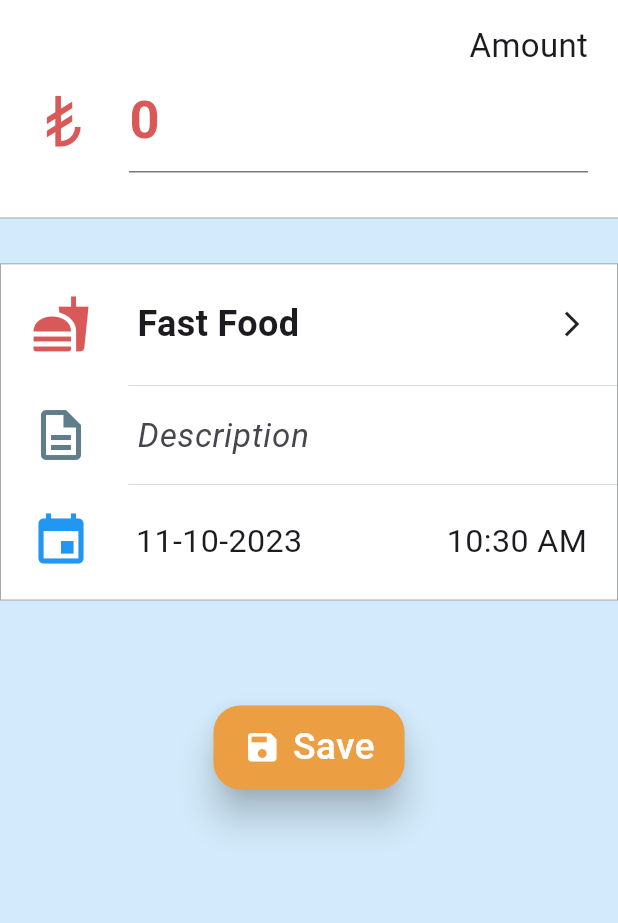
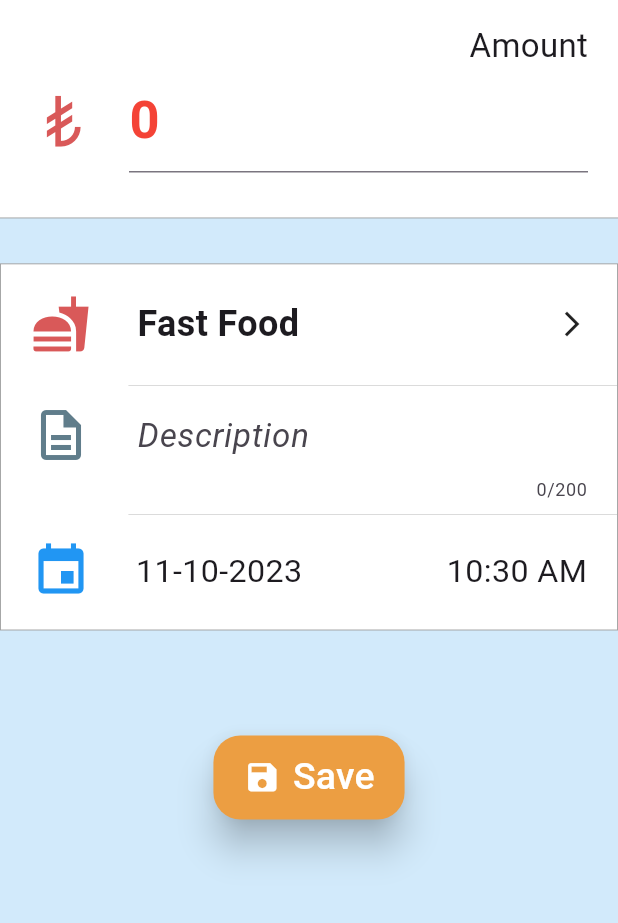
Before and after one commit to yilmazedis/fast_money_tracking, a Flutter app: the AddInput screen opened directly, on a phone screen of 412 x 824 dp, the part 84-1007 px from its top. Run offline on Flutter 3.47's test engine with Material 2 defaults, Android fonts, the light colour scheme and no system bars; our stand-ins replace get, get_storage, google_fonts; accounts and stored records are empty; Roboto replaces fonts that are missing (Cousine).

Commit message:
Readjust textfields

```diff
--- a/lib/pages/analysis_pages/report_page.dart
+++ b/lib/pages/analysis_pages/report_page.dart
@@ -38,6 +38,7 @@ class ReportPage extends StatelessWidget {
                         if (result['item'] != null) {
                           controller.edit(result['item']);
                         } else {
+                          print("Deleted Item");
                           controller.deleteById(item.id);
                         }
                         Get.back();
@@ -113,7 +114,7 @@ class OneLine extends StatelessWidget {
     return Row(children: [
       Icon(
         iconData,
-        color: type == 'Income' ? green : red,
+        color: type == 'income' ? green : red,
         size: 23,
       ),
       Expanded(
--- a/lib/widgets/cards/amount_card.dart
+++ b/lib/widgets/cards/amount_card.dart
@@ -1,4 +1,7 @@
+import 'dart:io' show Platform;
+
 import 'package:flutter/material.dart';
+import 'package:flutter/services.dart';
 import 'package:google_fonts/google_fonts.dart';
 import '../../localization/methods.dart';
 import '../../utils/constants.dart';
@@ -36,6 +39,9 @@ class AmountCard extends StatelessWidget {
               maxLines: null,
               minLines: 1,
               cursorColor: mainColor,
+              keyboardType: Platform.isIOS ? const TextInputType.numberWithOptions(decimal: true, signed: true)
+                    : TextInputType.number,
+                inputFormatters: [NumberWithDecimalFormatter()],
               style: GoogleFonts.aBeeZee(
                   color: mainColor,
                   fontSize: 35,
@@ -43,11 +49,11 @@ class AmountCard extends StatelessWidget {
               decoration: InputDecoration(
                 hintText: '0',
                 hintStyle: GoogleFonts.aBeeZee(
-                    color: mainColor,
+                    color: Colors.red,
                     fontSize: 35,
                     fontWeight: FontWeight.bold),
                 icon: Padding(
-                  padding: EdgeInsets.only(right: 5),
+                  padding: const EdgeInsets.only(right: 5),
                   child: Icon(
                     Icons.currency_lira,
                     size: 45,
@@ -72,3 +78,17 @@ class AmountCard extends StatelessWidget {
     );
   }
 }
+
+class NumberWithDecimalFormatter extends TextInputFormatter {
+  @override
+  TextEditingValue formatEditUpdate(
+      TextEditingValue oldValue, TextEditingValue newValue) {
+    // Remove any characters that are not digits or a decimal point
+    final cleanText = newValue.text.replaceAll(RegExp(r'[^\d.]'), '');
+
+    return TextEditingValue(
+      text: cleanText,
+      selection: TextSelection.collapsed(offset: cleanText.length),
+    );
+  }
+}
--- a/lib/widgets/cards/description_card.dart
+++ b/lib/widgets/cards/description_card.dart
@@ -12,22 +12,16 @@ class DescriptionCard extends StatelessWidget {
   Widget build(BuildContext context) {
     return Column(children: [
       Padding(
-        padding: EdgeInsets.symmetric(horizontal: 20, vertical: 8.5),
+        padding: const EdgeInsets.symmetric(horizontal: 20, vertical: 8.5),
         child: TextFormField(
           controller: controller,
-          maxLines: null,
+          maxLines: 4,
           minLines: 1,
           keyboardType: TextInputType.multiline,
           keyboardAppearance: Brightness.light,
-          // maxLength: ,
-          onTap: () {
-            // if (_pc.isPanelOpen) {
-            //   _pc.close();
-            // }
-          },
+          maxLength: 200,
           cursorColor: blue1,
           textCapitalization: TextCapitalization.sentences,
-          style: TextStyle(fontSize: 20),
           textInputAction: TextInputAction.newline,
           decoration: InputDecoration(
               border: InputBorder.none,
@@ -38,7 +32,7 @@ class DescriptionCard extends StatelessWidget {
               ),
               suffixIcon: controller.text.isNotEmpty
                   ? IconButton(
-                  icon: Icon(
+                  icon: const Icon(
                     Icons.clear,
                     size: 20,
                   ),
@@ -46,7 +40,7 @@ class DescriptionCard extends StatelessWidget {
                     controller.clear();
                   })
                   : const SizedBox(),
-              icon: Padding(
+              icon: const Padding(
                 padding: EdgeInsets.only(right: 15),
                 child: Icon(
                   Icons.description_outlined,
```
Also changed, not shown: lib/utils/enums/TransactionCategory.dart (added, +16 -0 lines), lib/widgets/classes/alert_dialog.dart (added, +80 -0 lines), lib/widgets/classes/buttons.dart (+13 -1 lines).
